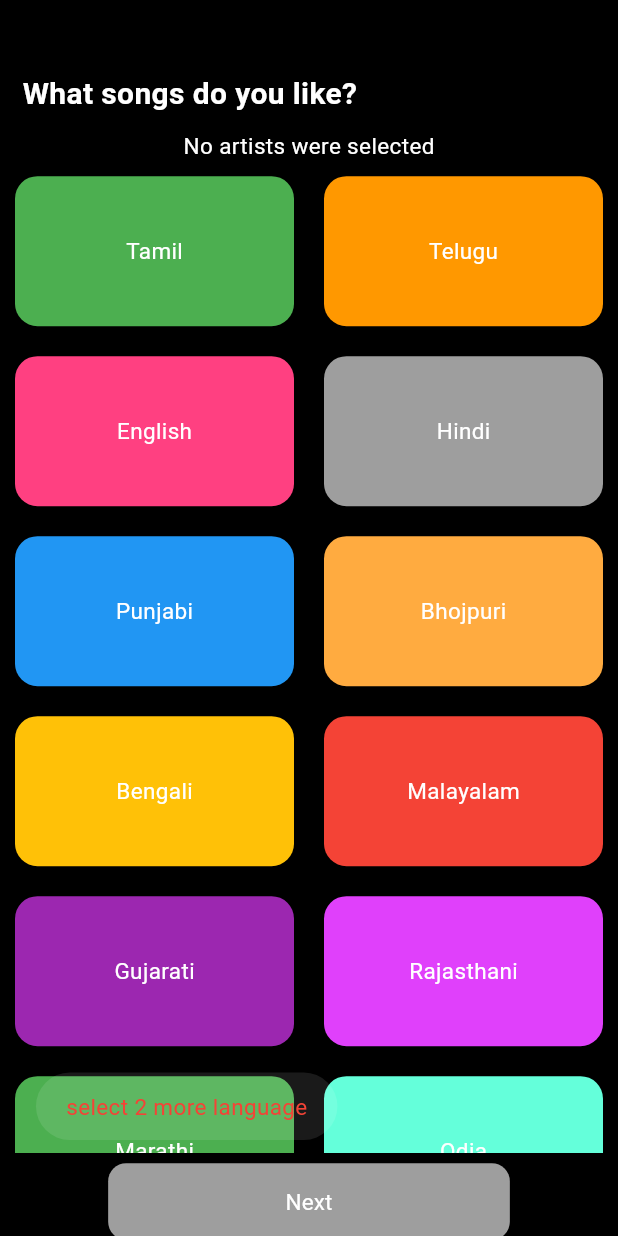
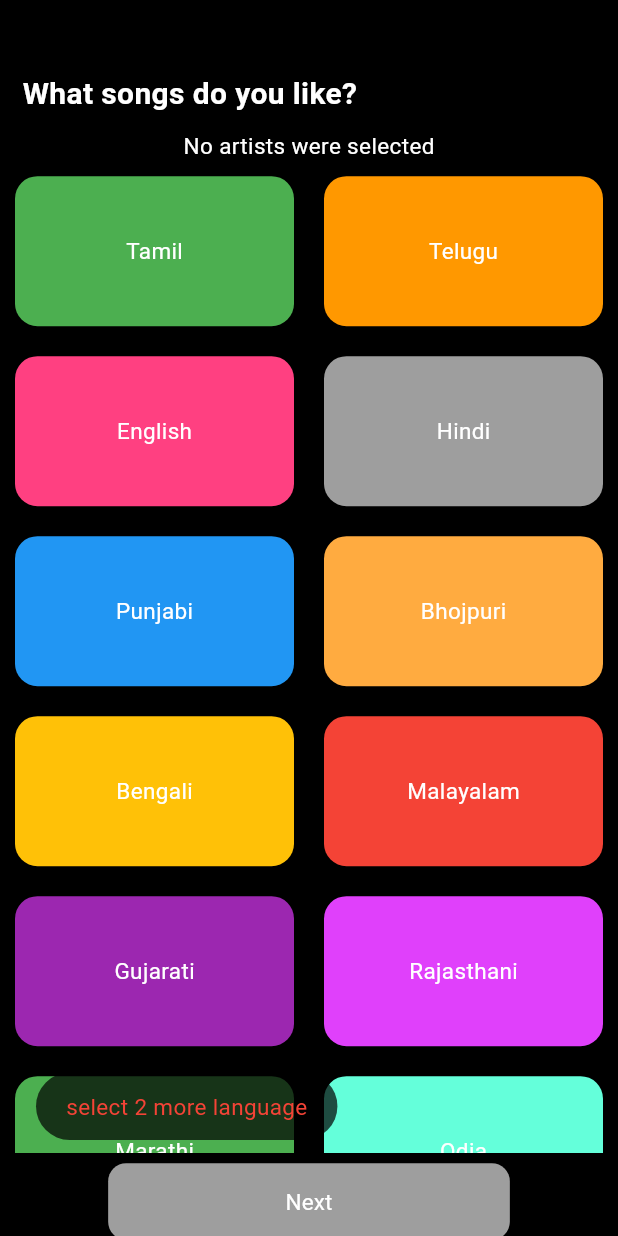
Before and after one commit to Kesavan02/Wynk_clone, a Flutter app: the LanguageSelection screen opened directly, after a tap on "Next", on a phone screen of 412 x 824 dp. Run offline on Flutter 3.47's test engine with Material 3 defaults, Android fonts, the light colour scheme and no system bars; our stand-ins replace audio_video_progress_bar, bloc, cloud_firestore, file_picker, firebase_auth, firebase_core and 11 more; missing offline and left inert: scroll_loop_auto_scroll; accounts and stored records are empty.

Commit message:
added new colors

```diff
--- a/lib/initial_page/language_selection/ui/flutter_toast.dart
+++ b/lib/initial_page/language_selection/ui/flutter_toast.dart
@@ -4,11 +4,13 @@ import 'package:fluttertoast/fluttertoast.dart';
 class FlutterToastMessage {
   Future<bool?> flutterToast(msg) {
     return Fluttertoast.showToast(
+        webPosition: Alignment.center,
+        webShowClose: true,
         gravity: ToastGravity.BOTTOM_LEFT,
         msg: msg,
         fontSize: 15,
-        backgroundColor: Colors.white10,
+        backgroundColor: Colors.black.withOpacity(.7),
         textColor: Colors.red,
-        toastLength: Toast.LENGTH_LONG);
+        toastLength: Toast.LENGTH_SHORT);
   }
 }
```
